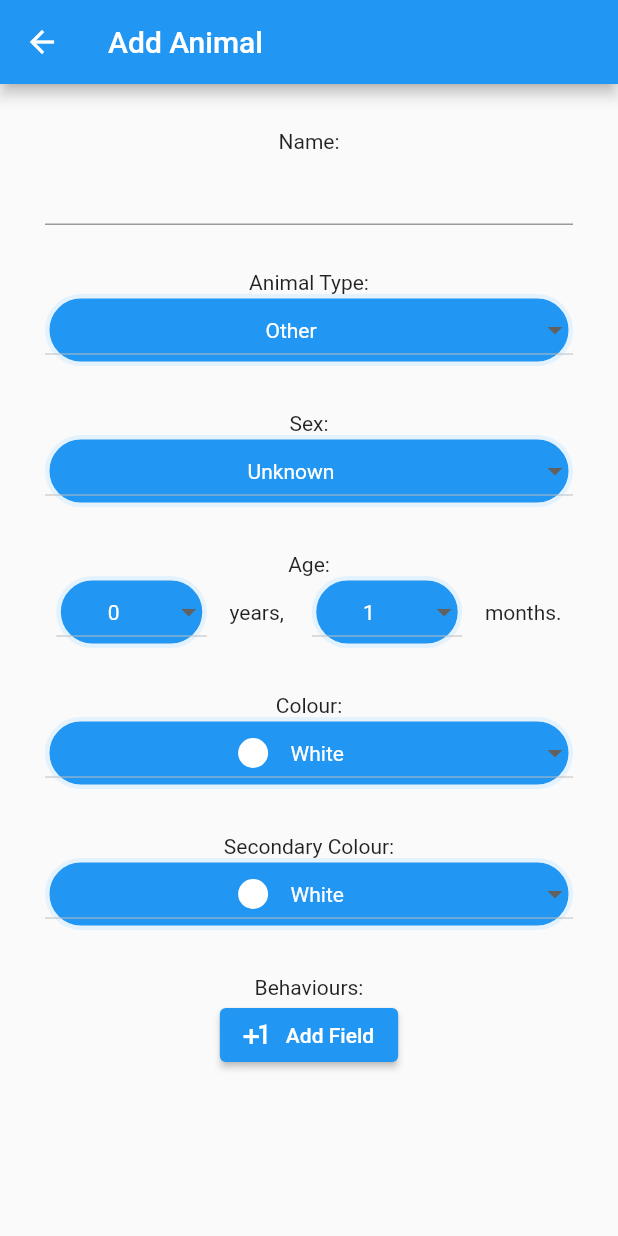
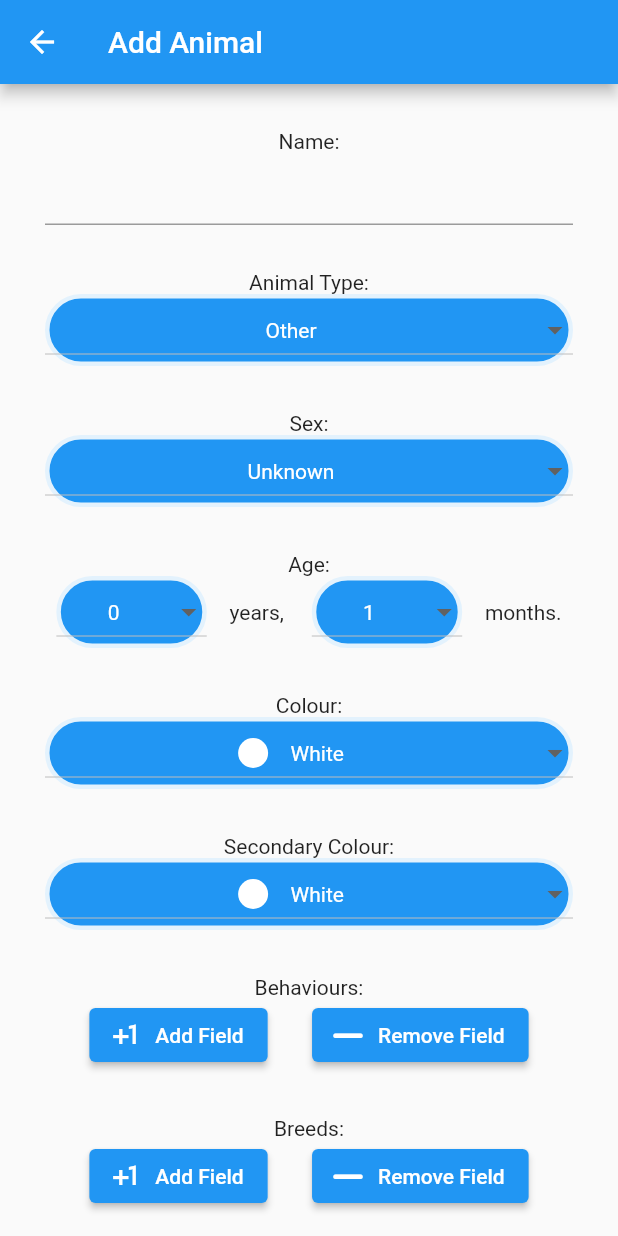
Before and after one commit to mpierce1988/SwipeAndRescue, a Flutter app: the AddAnimalsScreen screen opened directly, on a phone screen of 412 x 824 dp. Run offline on Flutter 3.47's test engine with Material 2 defaults, Android fonts, the phone set to English and light mode, and no system bars; our stand-ins replace cloud_firestore, firebase_auth, firebase_core, firebase_storage, font_awesome_flutter, google_sign_in; accounts and stored records are empty.

Commit message:
Behaviours, breeds, medical and description added

```diff
--- a/lib/controllers/add_animals_controller.dart
+++ b/lib/controllers/add_animals_controller.dart
@@ -126,10 +126,38 @@ class AddAnimalsController extends ChangeNotifier {
     notifyListeners();
   }
 
-  List<String> _behaviours = [];
-  List<String> get behaviours => _behaviours;
-  set behaviours(List<String> behaviours) {
+  List<TextEditingController> _behaviours = [];
+  List<TextEditingController> get behaviours => _behaviours;
+  set behaviours(List<TextEditingController> behaviours) {
     _behaviours = behaviours;
+    notifyListeners();
+  }
+
+  List<TextEditingController> _breeds = [];
+  List<TextEditingController> get breeds => _breeds;
+  set breeds(List<TextEditingController> breeds) {
+    _breeds = breeds;
+    notifyListeners();
+  }
+
+  List<TextEditingController> _medical = [];
+  List<TextEditingController> get medical => _medical;
+  set medical(List<TextEditingController> medical) {
+    _medical = medical;
+    notifyListeners();
+  }
+
+  bool _isNeuteured = false;
+  bool get isNeuteured => _isNeuteured;
+  set isNeuteured(bool value) {
+    _isNeuteured = value;
+    notifyListeners();
+  }
+
+  TextEditingController _description = TextEditingController();
+  TextEditingController get description => _description;
+  set description(TextEditingController controller) {
+    _description = controller;
     notifyListeners();
   }
 
--- a/lib/views/add_animals/add_animals_screen.dart
+++ b/lib/views/add_animals/add_animals_screen.dart
@@ -1,4 +1,5 @@
 import 'package:flutter/material.dart';
+import 'package:font_awesome_flutter/font_awesome_flutter.dart';
 import 'package:provider/provider.dart';
 import 'package:swipeandrescue/controllers/add_animals_controller.dart';
 import 'package:swipeandrescue/models/colours_enum.dart';
@@ -22,7 +23,15 @@ class AddAnimalsScreen extends StatelessWidget {
               onPressed: () => Navigator.pop(context),
             ),
           ),
-          body: SingleChildScrollView(
+          body: GestureDetector(
+            onTap: (() {
+              FocusScopeNode currentFocus = FocusScope.of(context);
+
+              if (!currentFocus.hasPrimaryFocus) {
+                currentFocus.unfocus();
+              }
+            }),
+            child: SingleChildScrollView(
               child: Padding(
                   padding: const EdgeInsets.all(30),
                   child: Form(
@@ -34,7 +43,8 @@ class AddAnimalsScreen extends StatelessWidget {
                           // Name field
                           const Text('Name:'),
                           TextFormField(
-                          controller: Provider.of<AddAnimalsController>(context,
+                            controller: Provider.of<AddAnimalsController>(
+                                    context,
                                     listen: false)
                                 .nameTextEditingController,
                             validator: (value) =>
@@ -83,10 +93,34 @@ class AddAnimalsScreen extends StatelessWidget {
                           const SizedBox(height: 30),
                           const Text('Behaviours:'),
                           TextEntryList(
+                              entries:
+                                  Provider.of<AddAnimalsController>(context)
+                                      .behaviours),
+                          const SizedBox(height: 30),
+                          const Text('Breeds:'),
+                          TextEntryList(
                             entries: Provider.of<AddAnimalsController>(context)
-                                .behaviours),
+                                .breeds,
+                          ),
+                          const SizedBox(height: 30),
+                          const Text('Medical:'),
+                          TextEntryList(
+                            entries: Provider.of<AddAnimalsController>(context)
+                                .medical,
+                          ),
+                          const SizedBox(height: 30),
+                          const Text('Description:'),
+                          TextFormField(
+                            maxLines: null,
+                            minLines: 5,
+                            //keyboardType: TextInputType.multiline,
+                            controller:
+                                Provider.of<AddAnimalsController>(context)
+                                    .description,
+                          ),
                         ]),
                   )),
+            ),
           ),
         );
       },
@@ -271,9 +305,9 @@ class AddAnimalsScreen extends StatelessWidget {
 }
 
 class TextEntryList extends StatefulWidget {
-  List<String> entries;
+  final List<TextEditingController> entries;
 
-  TextEntryList({Key? key, this.entries = const []}) : super(key: key);
+  const TextEntryList({Key? key, this.entries = const []}) : super(key: key);
 
   @override
   State<TextEntryList> createState() => _TextEntryListState();
@@ -281,25 +315,45 @@ class TextEntryList extends StatefulWidget {
 
 class _TextEntryListState extends State<TextEntryList> {
   int count = 0;
-  List<TextEditingController> textEditingControllers = [];
+  //List<TextEditingController> textEditingControllers = [];
   @override
   Widget build(BuildContext context) {
     for (int i = 0; i < count; i++) {
-      if (i >= textEditingControllers.length) {
+      if (i >= widget.entries.length) {
         // list does not already have a text editing controller for this
         // index
-        textEditingControllers.add(TextEditingController());
+        widget.entries.add(TextEditingController());
       }
     }
     return Column(
       children: [
         for (int i = 0; i < count; i++) _newTextBox(i),
+        Row(
+          mainAxisAlignment: MainAxisAlignment.spaceEvenly,
+          children: [
             ElevatedButton.icon(
               onPressed: () => setState(() {
+                // only allow up to 6 fields
+                if (widget.entries.length >= 6) return;
+
                 count++;
               }),
               icon: const Icon(Icons.plus_one),
               label: const Text('Add Field'),
+            ),
+            ElevatedButton.icon(
+              onPressed: (() => setState(() {
+                    // do nothing if entries is already empty
+                    if (widget.entries.isEmpty) return;
+                    // get rid of last text editing controller
+                    widget.entries.removeLast();
+                    // decrement the count
+                    count--;
+                  })),
+              icon: const Icon(FontAwesomeIcons.minus),
+              label: const Text('Remove Field'),
+            ),
+          ],
         ),
       ],
     );
@@ -313,7 +367,7 @@ class _TextEntryListState extends State<TextEntryList> {
           flex: 3,
           child: TextFormField(
             //expands: true,
-            controller: textEditingControllers[index],
+            controller: widget.entries[index],
           ),
         )
       ],
--- a/lib/views/home/home_screen.dart
+++ b/lib/views/home/home_screen.dart
@@ -30,6 +30,8 @@ class _HomeScreenState extends State<HomeScreen> {
   Widget build(BuildContext context) {
     AppUser appUser = Provider.of<AuthenticateController>(context).appUser;
     bool isShelterAdmin = _isShelterAdmin(appUser);
+
+    debugPrint('Home screen is (re)building...');
 
     return LayoutBuilder(
       builder: (context, constraints) {
--- a/lib/widgets/browse_animals_card.dart
+++ b/lib/widgets/browse_animals_card.dart
@@ -20,6 +20,8 @@ class BrowseAnimalsCard extends StatelessWidget {
   @override
   Widget build(BuildContext context) {
     //final ImageProvider imageProvider = Image.network(DataService().getFirstAnimalImage(animal.animalID), );
+
+    debugPrint('Browse Animal Card is (re)building...');
 
     return SizedBox(
       width: width.toDouble(),
```
Lines whose indentation alone changed are shown as unchanged.
